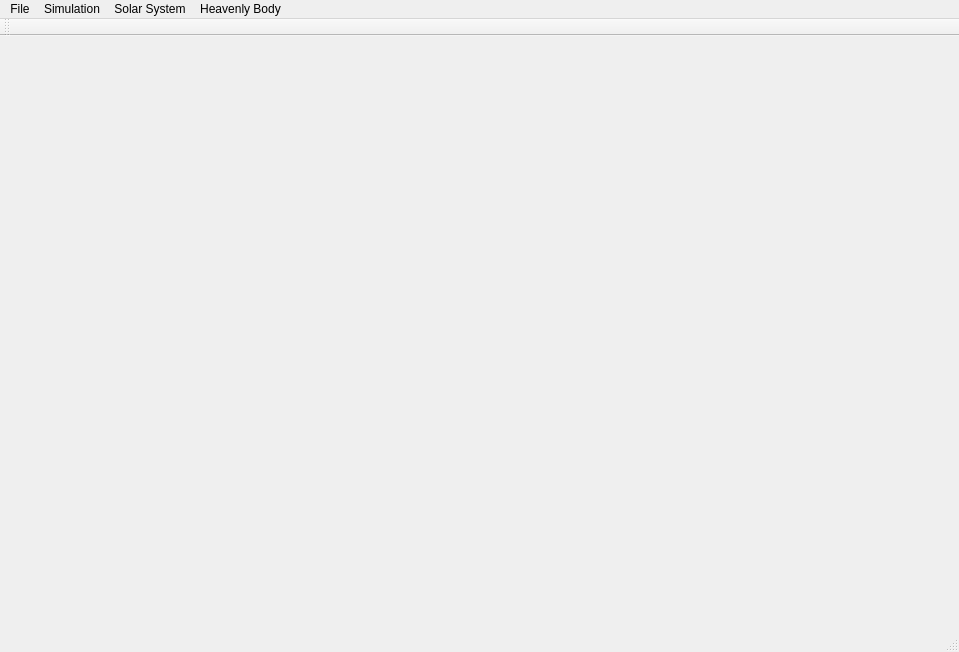
This is forms/main/mainwindow.ui in fdeitelhoff/SolarSystemSimulation as Qt 5 draws it before an edit. The edited form follows.
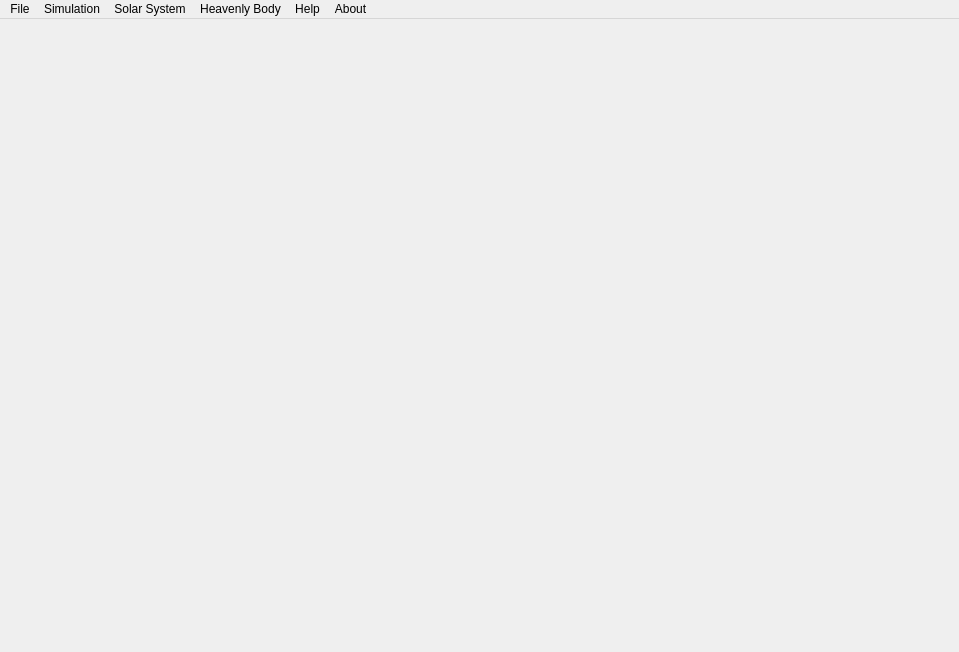
This is the edited form.

The edit to the form file:
```diff
--- a/forms/main/mainwindow.ui
+++ b/forms/main/mainwindow.ui
@@ -53,20 +53,25 @@
     <addaction name="actionResetPerspective"/>
     <addaction name="separator"/>
    </widget>
+   <widget class="QMenu" name="menuHelp">
+    <property name="title">
+     <string>Help</string>
+    </property>
+    <addaction name="actionShowHelp"/>
+   </widget>
+   <widget class="QMenu" name="menuAbout">
+    <property name="title">
+     <string>About</string>
+    </property>
+    <addaction name="actionAboutThisApplication"/>
+   </widget>
    <addaction name="menuFile"/>
    <addaction name="menuSimulation"/>
    <addaction name="menuSolar_System"/>
    <addaction name="menuHeavenly_Body"/>
+   <addaction name="menuHelp"/>
+   <addaction name="menuAbout"/>
   </widget>
-  <widget class="QToolBar" name="mainToolBar">
-   <attribute name="toolBarArea">
-    <enum>TopToolBarArea</enum>
-   </attribute>
-   <attribute name="toolBarBreak">
-    <bool>false</bool>
-   </attribute>
-  </widget>
-  <widget class="QStatusBar" name="statusBar"/>
   <action name="actionHeavenlyBodyOverview">
    <property name="text">
     <string>Overview</string>
```
Left out of the diff: 21 changed lines with no effect on the pictures.
